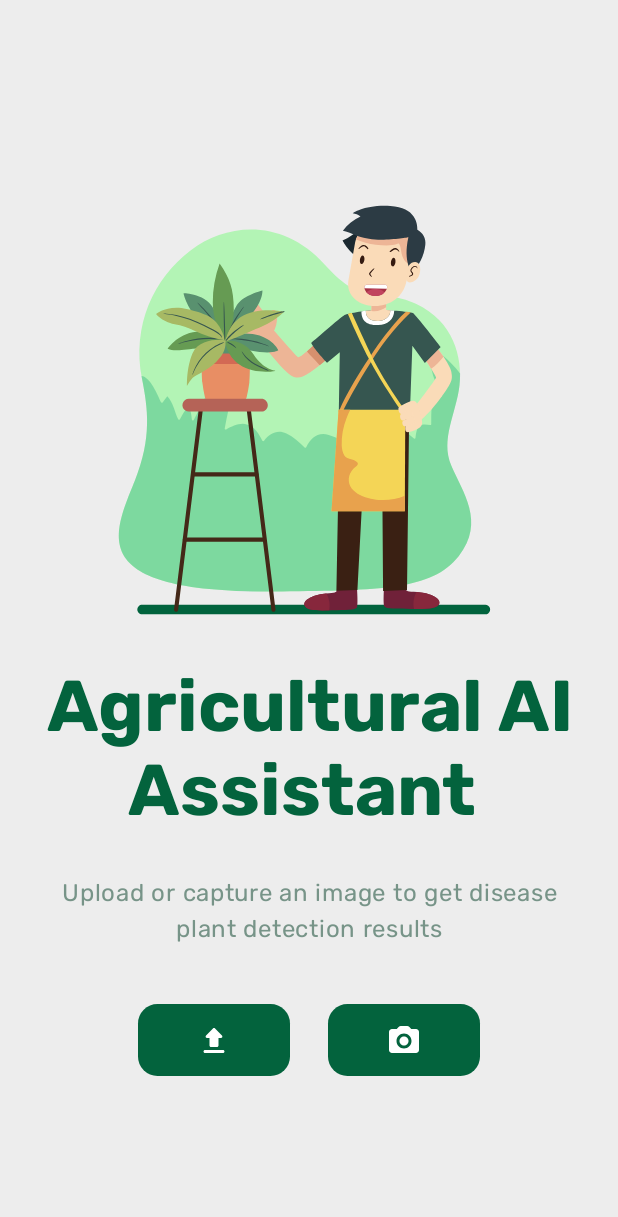
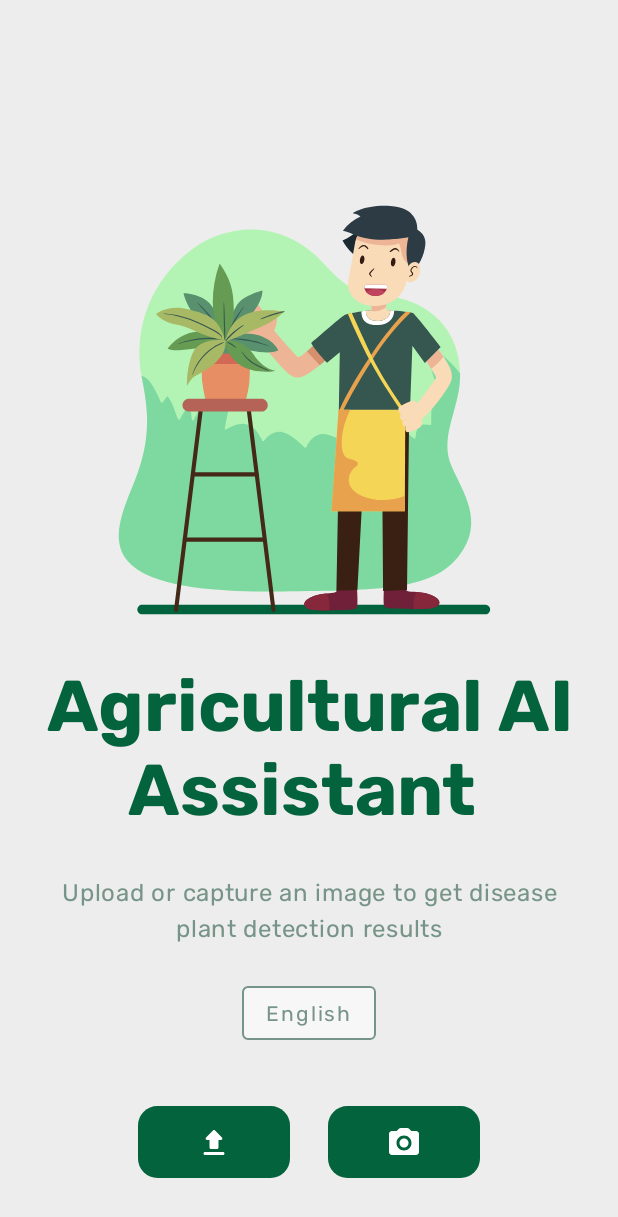
Before and after one commit to xectrone/agricultural_ai_assistant_android, an Android app built with Jetpack Compose: the screen it shows after launch (MainActivity), on a phone screen of 412 x 824 dp. Shown: the top 1217 px of the screen. Run offline under Robolectric (Android 15) with nearby library versions, the phone set to English and light mode, and no system bars; pictures from the network do not load; Roboto replaces fonts that are not available here.

Commit message:
version 5

```diff
--- a/app/src/main/java/com/xectrone/agricultural_ai_assistant/MainActivity.kt
+++ b/app/src/main/java/com/xectrone/agricultural_ai_assistant/MainActivity.kt
@@ -25,7 +25,7 @@ class MainActivity : ComponentActivity() {
     private var selectedImageUri: Uri? = null
     private var detectionResults by mutableStateOf<List<DiseaseResult>?>(null)
     private var search by mutableStateOf(false)
-
+    private var selectedLanguage by mutableStateOf("en") // 🔹 Added
 
     private val cameraLauncher = registerForActivityResult(ActivityResultContracts.TakePicture()) { success ->
         if (success) {
@@ -47,13 +47,15 @@ class MainActivity : ComponentActivity() {
     override fun onCreate(savedInstanceState: Bundle?) {
         super.onCreate(savedInstanceState)
         setContent {
-            AgriculturalAIAssistantTheme(){
+            AgriculturalAIAssistantTheme() {
                 DiseaseDetectionApp(
                     selectedImageUri = selectedImageUri,
                     detectionResults = detectionResults,
                     onCaptureImageClick = { captureImage() },
                     onSelectImageClick = { selectImageFromGallery() },
                     search = search,
+                    selectedLanguage = selectedLanguage, // 🔹 Passed
+                    onLanguageSelected = { selectedLanguage = it }, // 🔹 Passed
                     onBack = { onBack() }
                 )
             }
@@ -86,8 +88,9 @@ class MainActivity : ComponentActivity() {
                     onCaptureImageClick = { captureImage() },
                     onSelectImageClick = { selectImageFromGallery() },
                     search = search,
+                    selectedLanguage = selectedLanguage, // 🔹 Passed
+                    onLanguageSelected = { selectedLanguage = it }, // 🔹 Passed
                     onBack = { onBack() }
-
                 )
             }
         }
@@ -109,6 +112,7 @@ class MainActivity : ComponentActivity() {
         val multipartBody = MultipartBody.Builder()
             .setType(MultipartBody.FORM)
             .addFormDataPart("image", "image.jpg", requestBody)
+            .addFormDataPart("lang", selectedLanguage) // 🔥 Include selected language
             .build()
 
         val client = OkHttpClient.Builder()
@@ -123,6 +127,7 @@ class MainActivity : ComponentActivity() {
             .build()
 
         Log.d("Upload", "Sending request to server")
+        Log.d("#TAG", "uploadImageAndDetectDisease: $selectedLanguage")
 
         client.newCall(request).enqueue(object : Callback {
             override fun onFailure(call: Call, e: IOException) {
@@ -137,7 +142,7 @@ class MainActivity : ComponentActivity() {
                         val results = parseResults(responseBody)
                         runOnUiThread {
                             Log.d("Upload", "Results: $results")
-                            detectionResults = results // Update the state
+                            detectionResults = results
                         }
                     }
                 } else {
@@ -165,17 +170,22 @@ class MainActivity : ComponentActivity() {
             val treatment = item.getString("treatment")
             val prevention = item.getString("prevention")
 
-            results.add(DiseaseResult(
-                label = label,
-                confidence = confidence,
-                description = description,
-                cause = cause,
-                treatment = treatment,
-                prevention = prevention))
+            results.add(
+                DiseaseResult(
+                    label = label,
+                    confidence = confidence,
+                    description = description,
+                    cause = cause,
+                    treatment = treatment,
+                    prevention = prevention
+                )
+            )
         }
 
         return results
     }
 
-    private fun onBack(){search = false}
+    private fun onBack() {
+        search = false
+    }
 }
--- a/app/src/main/java/com/xectrone/agricultural_ai_assistant/ui/home_screen/DiseaseDetectionApp.kt
+++ b/app/src/main/java/com/xectrone/agricultural_ai_assistant/ui/home_screen/DiseaseDetectionApp.kt
@@ -3,6 +3,7 @@ package com.xectrone.agricultural_ai_assistant.ui.home_screen
 
 import android.net.Uri
 import android.util.Log
+import androidx.compose.foundation.BorderStroke
 import androidx.compose.foundation.Image
 import androidx.compose.foundation.background
 import androidx.compose.foundation.border
@@ -21,9 +22,12 @@ import androidx.compose.foundation.shape.RoundedCornerShape
 import androidx.compose.foundation.verticalScroll
 import androidx.compose.material.Button
 import androidx.compose.material.ButtonDefaults
+import androidx.compose.material.DropdownMenu
+import androidx.compose.material.DropdownMenuItem
 import androidx.compose.material.Icon
 import androidx.compose.material.IconButton
 import androidx.compose.material.MaterialTheme
+import androidx.compose.material.OutlinedButton
 import androidx.compose.material.Text
 import androidx.compose.material.icons.Icons
 import androidx.compose.material.icons.rounded.ArrowBack
@@ -59,9 +63,10 @@ fun DiseaseDetectionApp(
     onCaptureImageClick: () -> Unit,
     onSelectImageClick: () -> Unit,
     search: Boolean,
+    selectedLanguage: String,
+    onLanguageSelected: (String) -> Unit,
     onBack: () -> Unit
 ) {
-
 
     Column(
         modifier = Modifier
@@ -72,32 +77,25 @@ fun DiseaseDetectionApp(
         horizontalAlignment = Alignment.CenterHorizontally,
     ) {
 
-        if (!search){
+        if (!search) {
             Image(
                 modifier = Modifier.padding(top = 85.dp),
                 painter = painterResource(id = R.drawable.boy),
                 contentDescription = ""
-
             )
 
-
             Text(
-                modifier = Modifier,
                 text = "Agricultural AI Assistant ",
                 style = MaterialTheme.typography.h3,
                 color = Green1,
                 fontWeight = FontWeight.Bold,
                 textAlign = TextAlign.Center,
                 fontFamily = Rubic,
-
-                )
+            )
 
             Spacer(modifier = Modifier.height(28.dp))
 
-
-
             Text(
-                modifier = Modifier,
                 text = "Upload or capture an image to get disease plant detection results",
                 color = Green2,
                 style = MaterialTheme.typography.body1,
@@ -106,24 +104,48 @@ fun DiseaseDetectionApp(
                 fontFamily = Rubic,
             )
 
+            // 🟡 Language Dropdown Menu
+            Spacer(modifier = Modifier.height(20.dp))
 
+            var expanded by remember { mutableStateOf(false) }
+            val languages = listOf("English" to "en", "Hindi" to "hi", "Marathi" to "mr")
+            val selected = languages.find { it.second == selectedLanguage }?.first ?: "Select Language"
 
+            Box {
+                OutlinedButton(
+                    border = BorderStroke(width = 1.dp, color = Green2),
+                    onClick = { expanded = true }
+                ) {
+                    Text(text = selected, fontFamily = Rubic, color = Green2)
+                }
+
+                DropdownMenu(
+                    expanded = expanded,
+                    onDismissRequest = { expanded = false }
+                ) {
+                    languages.forEach { (name, code) ->
+                        DropdownMenuItem(onClick = {
+                            onLanguageSelected(code)
+                            expanded = false
+                        }) {
+                            Text(text = name)
+                        }
+                    }
+                }
+            }
+
+            // 🔽 Buttons Row
             Row(
                 modifier = Modifier.padding(top = 38.dp)
             ) {
-
                 IconButton(
                     modifier = Modifier
                         .height(47.dp)
                         .width(101.dp)
-                        .background(Green1, RoundedCornerShape(13.dp))
-                    ,
-                    onClick = {
-                        onSelectImageClick()
-
-                    }
+                        .background(Green1, RoundedCornerShape(13.dp)),
+                    onClick = { onSelectImageClick() }
                 ) {
-                    Icon(painterResource(id =  R.drawable.round_upload_24), contentDescription = "", tint = Color.White)
+                    Icon(painterResource(id = R.drawable.round_upload_24), contentDescription = "", tint = Color.White)
                 }
 
                 Spacer(modifier = Modifier.width(25.dp))
@@ -133,16 +155,12 @@ fun DiseaseDetectionApp(
                         .height(47.dp)
                         .width(101.dp)
                         .background(Green1, RoundedCornerShape(13.dp)),
-                    onClick = {
-                        onCaptureImageClick()
-                    }
+                    onClick = { onCaptureImageClick() }
                 ) {
-                    Icon(painterResource(id =  R.drawable.round_photo_camera_24), contentDescription = "", tint = Color.White)
+                    Icon(painterResource(id = R.drawable.round_photo_camera_24), contentDescription = "", tint = Color.White)
                 }
             }
-        }
-        else{
-
+        } else {
             Spacer(modifier = Modifier.height(30.dp))
             IconButton(
                 modifier = Modifier
@@ -150,14 +168,12 @@ fun DiseaseDetectionApp(
                     .width(101.dp)
                     .background(Green1, RoundedCornerShape(13.dp))
                     .align(Alignment.Start),
-                onClick = {
-                    onBack()
-                }
+                onClick = { onBack() }
             ) {
                 Icon(imageVector = Icons.Rounded.ArrowBack, contentDescription = "", tint = Color.White)
             }
-        Spacer(modifier = Modifier.height(30.dp))
 
+            Spacer(modifier = Modifier.height(30.dp))
 
             selectedImageUri?.let { uri ->
                 AsyncImage(
@@ -176,12 +192,9 @@ fun DiseaseDetectionApp(
 
             Spacer(modifier = Modifier.height(Dimen.Padding.p7))
 
-//            ResponseItems(test)
-
             detectionResults?.let { results ->
                 ResponseItems(result = results.first())
             }
-
         }
     }
 }
```
